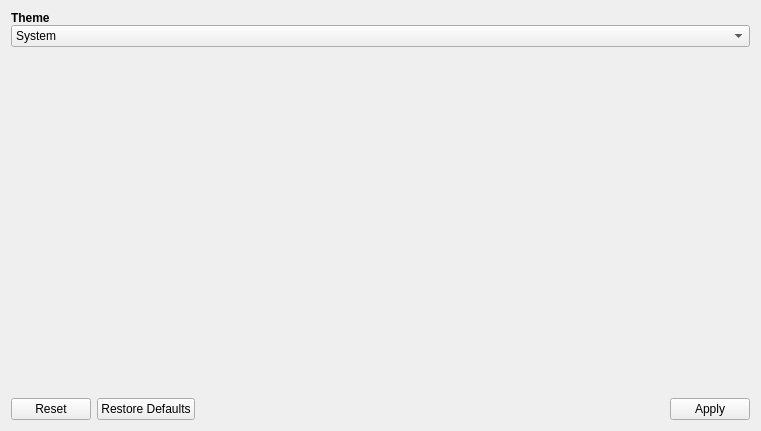
Above: src/gui/widgets/interfacesettings.ui from ripose-jp/Memento before the change. Below: the same form after it.
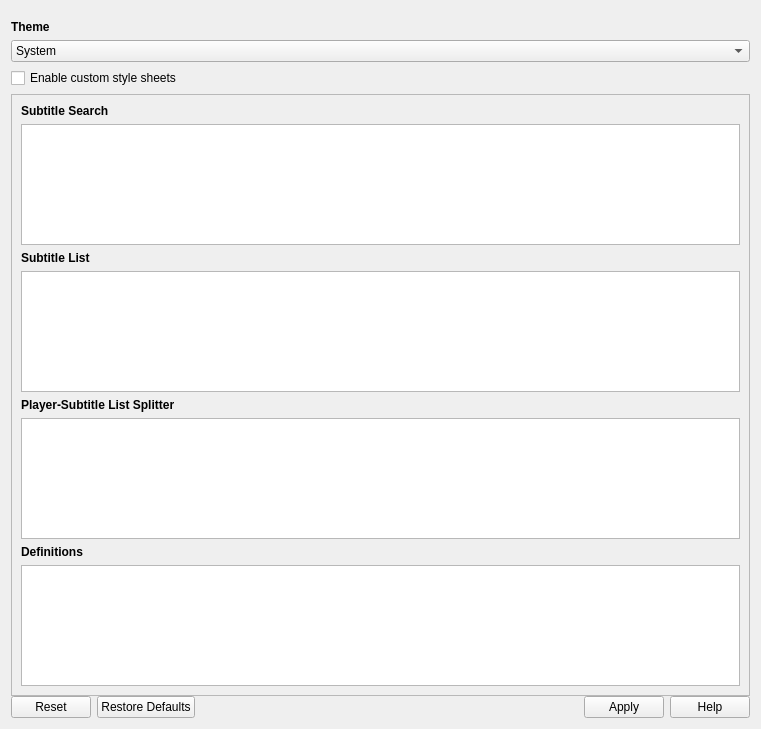
That is the form after the change.

Commit message: Changed subtitle widget logic a bit and made critical errors show a message box before closing the program

What changed in the file:
```diff
--- a/src/gui/widgets/interfacesettings.ui
+++ b/src/gui/widgets/interfacesettings.ui
@@ -7,7 +7,7 @@
     <x>0</x>
     <y>0</y>
     <width>761</width>
-    <height>431</height>
+    <height>729</height>
    </rect>
   </property>
   <property name="windowTitle">
@@ -18,6 +18,33 @@
     <number>0</number>
    </property>
    <item>
+    <widget class="QScrollArea" name="scrollArea">
+     <property name="frameShape">
+      <enum>QFrame::NoFrame</enum>
+     </property>
+     <property name="widgetResizable">
+      <bool>true</bool>
+     </property>
+     <widget class="QWidget" name="scrollAreaWidgetContents">
+      <property name="geometry">
+       <rect>
+        <x>0</x>
+        <y>0</y>
+        <width>749</width>
+        <height>679</height>
+       </rect>
+      </property>
+      <layout class="QVBoxLayout" name="verticalLayout_2">
+       <property name="leftMargin">
+        <number>0</number>
+       </property>
+       <property name="rightMargin">
+        <number>0</number>
+       </property>
+       <property name="bottomMargin">
+        <number>0</number>
+       </property>
+       <item>
     <widget class="QLabel" name="labelTheme">
      <property name="font">
       <font>
@@ -50,22 +77,96 @@
     </widget>
    </item>
    <item>
-    <spacer name="verticalSpacer">
-     <property name="orientation">
-      <enum>Qt::Vertical</enum>
-     </property>
-     <property name="sizeHint" stdset="0">
-      <size>
-       <width>20</width>
-       <height>40</height>
-      </size>
-     </property>
-    </spacer>
+        <widget class="QCheckBox" name="checkStyleSheets">
+         <property name="text">
+          <string>Enable custom style sheets</string>
+         </property>
+        </widget>
+       </item>
+       <item>
+        <widget class="QFrame" name="frameStyleSheets">
+         <property name="frameShape">
+          <enum>QFrame::StyledPanel</enum>
+         </property>
+         <property name="frameShadow">
+          <enum>QFrame::Raised</enum>
+         </property>
+         <layout class="QVBoxLayout" name="verticalLayout">
+          <item>
+           <widget class="QLabel" name="labelSubSearch">
+            <property name="font">
+             <font>
+              <weight>75</weight>
+              <bold>true</bold>
+             </font>
+            </property>
+            <property name="text">
+             <string>Subtitle Search</string>
+            </property>
+           </widget>
+          </item>
+          <item>
+           <widget class="QPlainTextEdit" name="editSubSearch"/>
+          </item>
+          <item>
+           <widget class="QLabel" name="labelSubList">
+            <property name="font">
+             <font>
+              <weight>75</weight>
+              <bold>true</bold>
+             </font>
+            </property>
+            <property name="text">
+             <string>Subtitle List</string>
+            </property>
+           </widget>
+          </item>
+          <item>
+           <widget class="QPlainTextEdit" name="editSubList"/>
+          </item>
+          <item>
+           <widget class="QLabel" name="labelSplitter">
+            <property name="font">
+             <font>
+              <weight>75</weight>
+              <bold>true</bold>
+             </font>
+            </property>
+            <property name="text">
+             <string>Player-Subtitle List Splitter</string>
+            </property>
+           </widget>
+          </item>
+          <item>
+           <widget class="QPlainTextEdit" name="editSplitter"/>
+          </item>
+          <item>
+           <widget class="QLabel" name="labelDefinitions">
+            <property name="font">
+             <font>
+              <weight>75</weight>
+              <bold>true</bold>
+             </font>
+            </property>
+            <property name="text">
+             <string>Definitions</string>
+            </property>
+           </widget>
+          </item>
+          <item>
+           <widget class="QPlainTextEdit" name="editDefinitions"/>
+          </item>
+         </layout>
+        </widget>
+       </item>
+      </layout>
+     </widget>
+    </widget>
    </item>
    <item>
     <widget class="QDialogButtonBox" name="buttonBox">
      <property name="standardButtons">
-      <set>QDialogButtonBox::Apply|QDialogButtonBox::Reset|QDialogButtonBox::RestoreDefaults</set>
+      <set>QDialogButtonBox::Apply|QDialogButtonBox::Help|QDialogButtonBox::Reset|QDialogButtonBox::RestoreDefaults</set>
      </property>
     </widget>
    </item>
```
Lines whose indentation alone changed are shown as unchanged. The commit also changes 3 other files.
